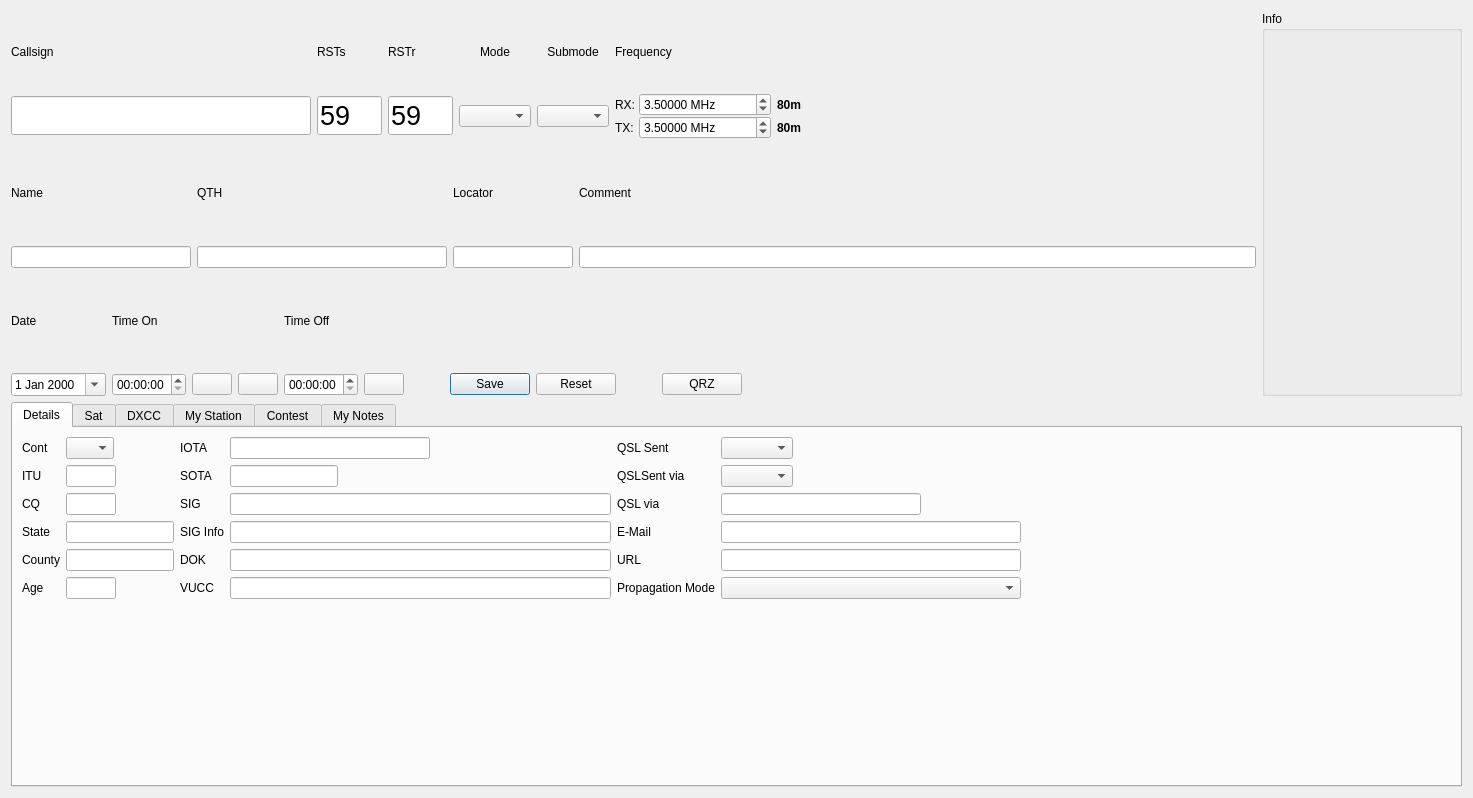
k5mcd/QLog, file ui/NewContactWidget.ui: the form before one commit.
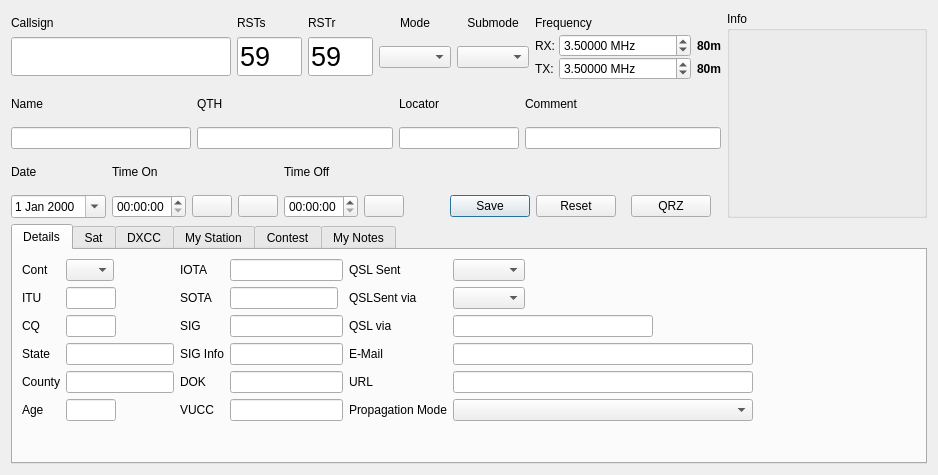
The form after the commit. Icons and pictures are not drawn. Custom widgets are drawn as their Qt base class.

Commit message: Fixed #45 - resizing the DXCC Info widget

What changed in the file:
```diff
--- a/ui/NewContactWidget.ui
+++ b/ui/NewContactWidget.ui
@@ -6,8 +6,8 @@
    <rect>
     <x>0</x>
     <y>0</y>
-    <width>1473</width>
-    <height>798</height>
+    <width>938</width>
+    <height>475</height>
    </rect>
   </property>
   <property name="sizePolicy">
@@ -669,6 +669,21 @@
         <string>Info</string>
        </property>
        <layout class="QVBoxLayout" name="verticalLayout_3">
+        <property name="spacing">
+         <number>0</number>
+        </property>
+        <property name="leftMargin">
+         <number>0</number>
+        </property>
+        <property name="topMargin">
+         <number>0</number>
+        </property>
+        <property name="rightMargin">
+         <number>0</number>
+        </property>
+        <property name="bottomMargin">
+         <number>0</number>
+        </property>
         <item>
          <widget class="QLabel" name="dxccInfo">
           <property name="sizePolicy">
@@ -699,8 +714,13 @@
           <property name="wordWrap">
            <bool>true</bool>
           </property>
+          <property name="indent">
+           <number>-1</number>
+          </property>
          </widget>
         </item>
+        <item>
+         <layout class="QHBoxLayout" name="horizontalLayout_6">
         <item>
          <widget class="QLabel" name="flagView">
           <property name="sizePolicy">
@@ -730,15 +750,27 @@
          </widget>
         </item>
         <item>
+           <layout class="QVBoxLayout" name="verticalLayout_7">
+            <property name="spacing">
+             <number>0</number>
+            </property>
+            <item>
          <widget class="QLabel" name="distanceInfo">
+              <property name="sizePolicy">
+               <sizepolicy hsizetype="Preferred" vsizetype="Preferred">
+                <horstretch>0</horstretch>
+                <verstretch>0</verstretch>
+               </sizepolicy>
+              </property>
           <property name="minimumSize">
            <size>
-            <width>100</width>
+                <width>50</width>
             <height>0</height>
            </size>
           </property>
           <property name="font">
            <font>
+                <pointsize>11</pointsize>
             <weight>75</weight>
             <bold>true</bold>
            </font>
@@ -753,8 +785,21 @@
         </item>
         <item>
          <widget class="QLabel" name="bearingInfo">
+              <property name="sizePolicy">
+               <sizepolicy hsizetype="Preferred" vsizetype="Preferred">
+                <horstretch>0</horstretch>
+                <verstretch>0</verstretch>
+               </sizepolicy>
+              </property>
+              <property name="minimumSize">
+               <size>
+                <width>0</width>
+                <height>0</height>
+               </size>
+              </property>
           <property name="font">
            <font>
+                <pointsize>11</pointsize>
             <weight>75</weight>
             <bold>true</bold>
            </font>
@@ -766,6 +811,10 @@
            <set>Qt::AlignCenter</set>
           </property>
          </widget>
+            </item>
+           </layout>
+          </item>
+         </layout>
         </item>
         <item>
          <widget class="QLabel" name="dxccStatus">
@@ -775,6 +824,9 @@
           <property name="alignment">
            <set>Qt::AlignCenter</set>
           </property>
+          <property name="wordWrap">
+           <bool>true</bool>
+          </property>
          </widget>
         </item>
        </layout>
```
Lines whose indentation alone changed are shown as unchanged.
